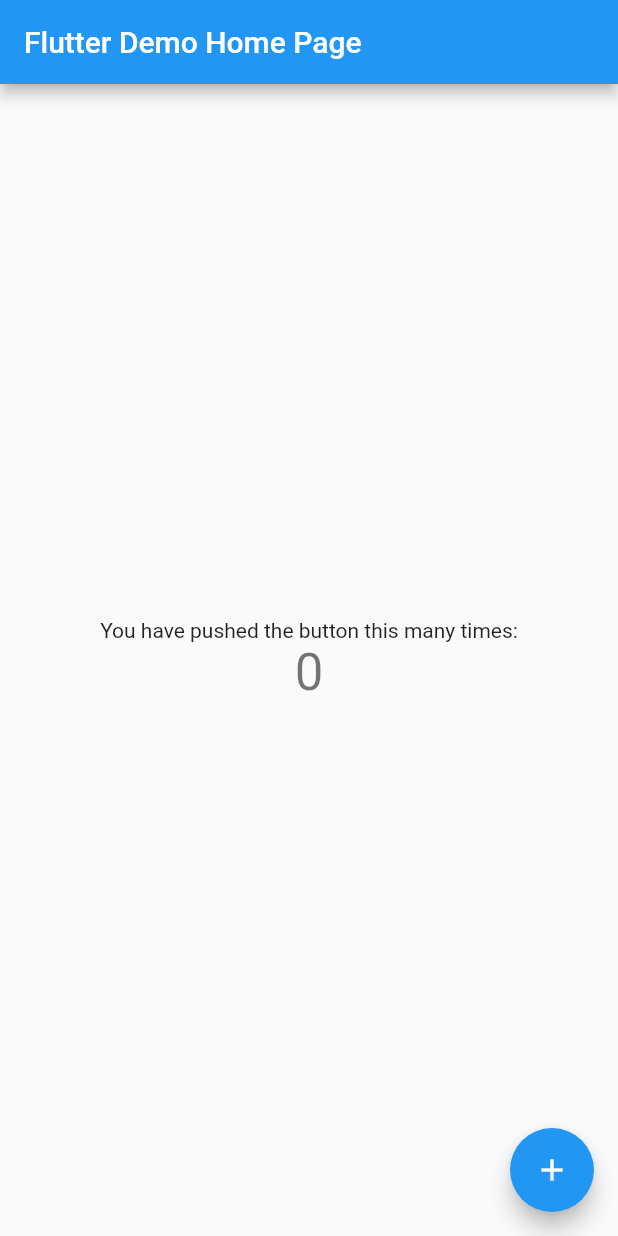
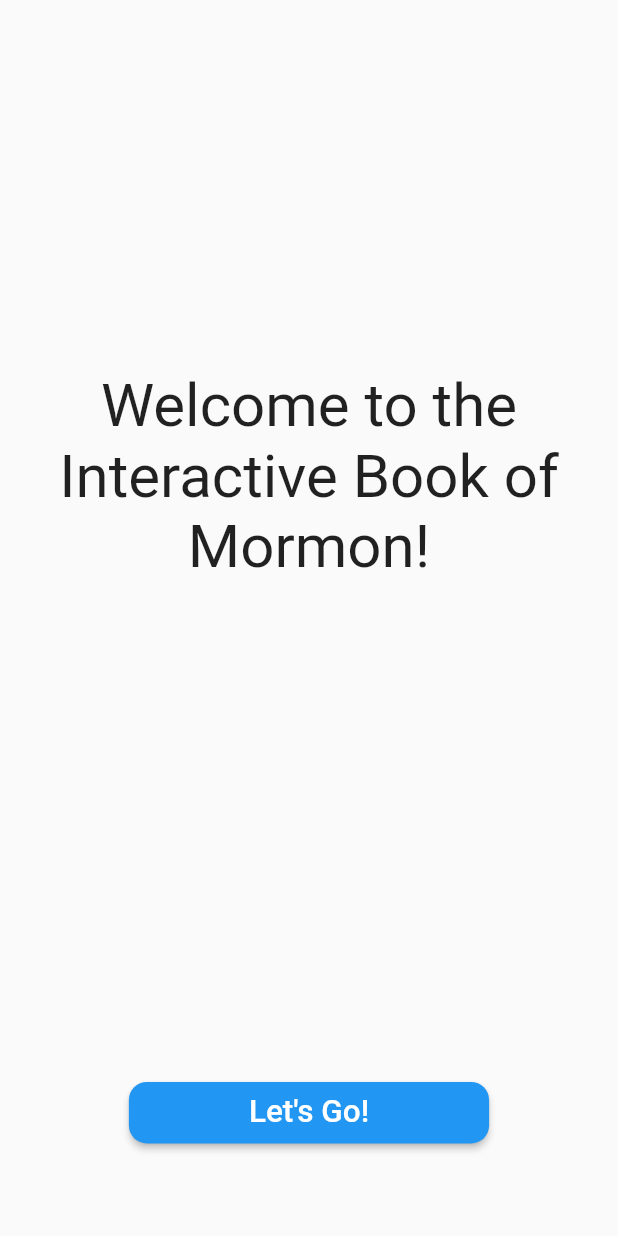
Before and after one commit to adamrounsville/BoM-Project, a Flutter app: the screen it shows after launch, on a phone screen of 412 x 824 dp. Run offline on Flutter 3.47's test engine with Material 2 defaults, Android fonts, the phone set to English and light mode, and no system bars.

Commit message:
Add main.dart, welcome, and home files

```diff
--- a/BoMProject/lib/main.dart
+++ b/BoMProject/lib/main.dart
@@ -1,66 +1,20 @@
 import 'package:flutter/material.dart';
 
+import 'welcome.dart';
+
 void main() {
-  runApp(MyApp());
+  runApp(App());
 }
 
-class MyApp extends StatelessWidget {
+class App extends StatelessWidget {
   @override
   Widget build(BuildContext context) {
     return MaterialApp(
-      title: 'Flutter Demo',
       theme: ThemeData(
         primarySwatch: Colors.blue,
         visualDensity: VisualDensity.adaptivePlatformDensity,
       ),
-      home: MyHomePage(title: 'Flutter Demo Home Page'),
+      home: Welcome(),
     );
   }
 }
-
-class MyHomePage extends StatefulWidget {
-  MyHomePage({Key key, this.title}) : super(key: key);
-
-  final String title;
-
-  @override
-  _MyHomePageState createState() => _MyHomePageState();
-}
-
-class _MyHomePageState extends State<MyHomePage> {
-  int _counter = 0;
-
-  void _incrementCounter() {
-    setState(() {
-      _counter++;
-    });
-  }
-
-  @override
-  Widget build(BuildContext context) {
-    return Scaffold(
-      appBar: AppBar(
-        title: Text(widget.title),
-      ),
-      body: Center(
-        child: Column(
-          mainAxisAlignment: MainAxisAlignment.center,
-          children: <Widget>[
-            Text(
-              'You have pushed the button this many times:',
-            ),
-            Text(
-              '$_counter',
-              style: Theme.of(context).textTheme.headline4,
-            ),
-          ],
-        ),
-      ),
-      floatingActionButton: FloatingActionButton(
-        onPressed: _incrementCounter,
-        tooltip: 'Increment',
-        child: Icon(Icons.add),
-      ),
-    );
-  }
-}
--- /dev/null
+++ b/BoMProject/lib/welcome.dart
@@ -0,0 +1,65 @@
+import 'package:flutter/material.dart';
+
+import 'home.dart';
+
+class Welcome extends StatefulWidget {
+  Welcome({Key key}) : super(key: key);
+
+  @override
+  WelcomeState createState() => WelcomeState();
+}
+
+class WelcomeState extends State<Welcome> {
+  @override
+  Widget build(BuildContext context) {
+    final nav = Navigator.of(context);
+    final mq = MediaQuery.of(context);
+
+    return Scaffold(
+      body: SafeArea(
+        child: Center(
+          child: Column(
+            children: [
+              SizedBox(height: mq.size.width * 0.6),
+              Padding(
+                padding: const EdgeInsets.only(left: 32, right: 32),
+                child: Text(
+                  'Welcome to the Interactive Book of Mormon!',
+                  style: TextStyle(fontSize: 40),
+                  textAlign: TextAlign.center,
+                ),
+              ),
+              SizedBox(height: mq.size.width * 0.8),
+              ElevatedButton(
+                style: ElevatedButton.styleFrom(
+                  shape: RoundedRectangleBorder(
+                    borderRadius: BorderRadius.circular(12),
+                  ),
+                ),
+                child: Padding(
+                  padding: const EdgeInsets.only(
+                    left: 64,
+                    right: 64,
+                    top: 8,
+                    bottom: 8,
+                  ),
+                  child: Text(
+                    'Let\'s Go!',
+                    textScaleFactor: 1.5,
+                  ),
+                ),
+                onPressed: () {
+                  nav.push(
+                    MaterialPageRoute(
+                      builder: (context) => Home(),
+                    ),
+                  );
+                },
+              )
+            ],
+          ),
+        ),
+      ),
+    );
+  }
+}
```
Also changed, not shown: BoMProject/lib/home.dart (added, +382 -0 lines).
